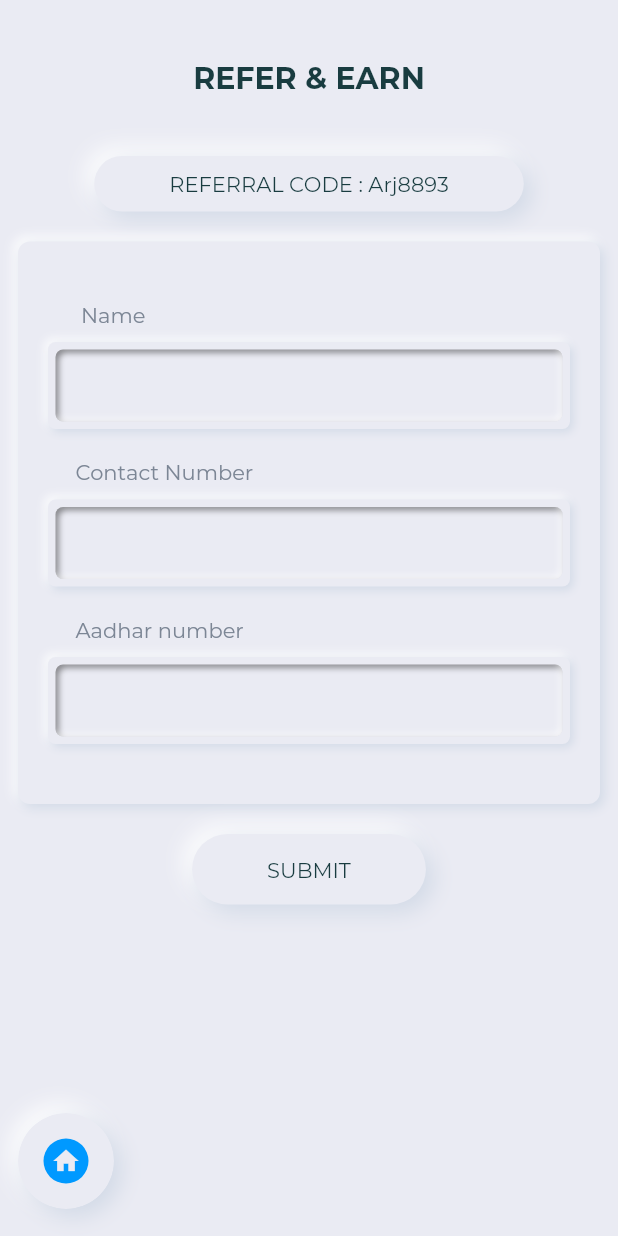
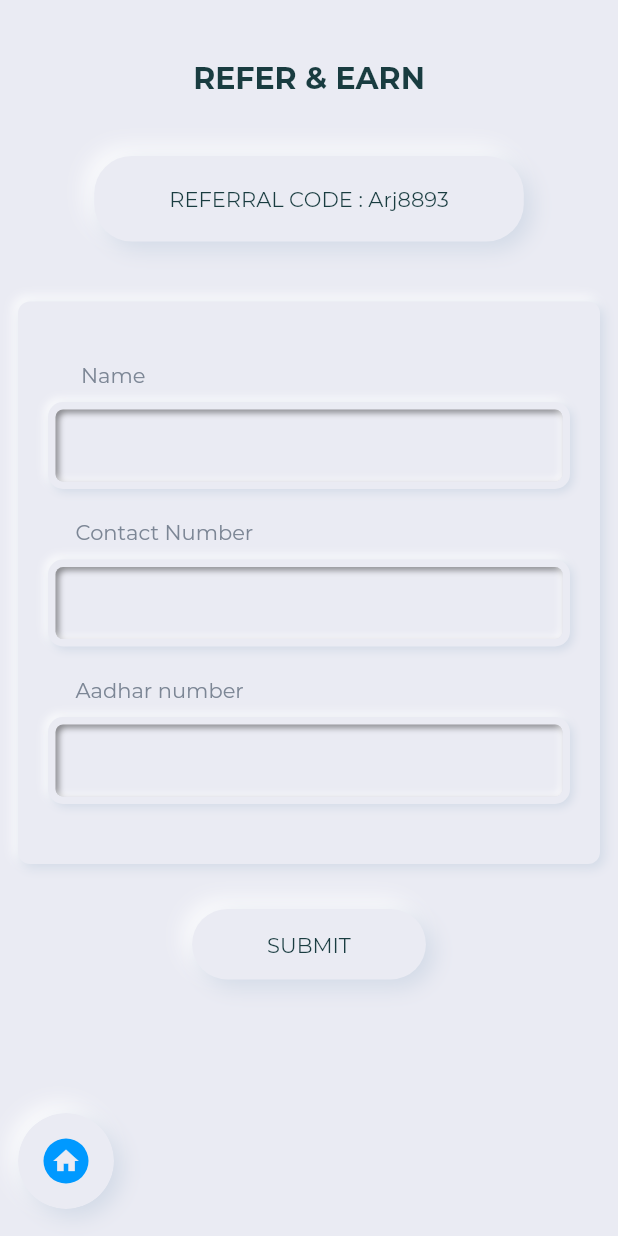
Before and after one commit to farookeei/Neumorphic-App-Design, a Flutter app: the ReferAndEarn screen opened by its route, on a phone screen of 412 x 824 dp. Run offline on Flutter 3.47's test engine with Material 2 defaults, Android fonts, the phone set to English and light mode, and no system bars; drawn by our look-alikes of flutter_neumorphic; our stand-ins replace dio, get_it, hive, pin_code_fields; accounts and stored records are empty; generated files the repository leaves out were written again; project files that could hold a hidden picture were left out.

Commit message:
14th page added

```diff
--- a/lib/main.dart
+++ b/lib/main.dart
@@ -8,6 +8,7 @@ import 'package:todo_employee/core/themes/themes.dart';
 import 'package:todo_employee/routes/routes.dart';
 import 'package:todo_employee/screens/accountOverview/accountOverview.dart';
 import 'package:todo_employee/screens/allscreen.dart';
+import 'package:todo_employee/screens/otherScreens/CancellingWidget.dart';
 import 'core/database/database_configs.dart';
 import 'core/services/dependecyInjection.dart';
 import 'env/env_configs.dart';
--- a/lib/screens/homepage/home_page.dart
+++ b/lib/screens/homepage/home_page.dart
@@ -3,6 +3,8 @@ import 'package:flutter_neumorphic/flutter_neumorphic.dart';
 import 'package:todo_employee/screens/homepage/widgets/top_container.dart';
 import 'package:todo_employee/screens/homepage/widgets/work_chart.dart';
 import 'package:todo_employee/widgets/cstm_divider.dart';
+import 'package:todo_employee/widgets/custom_btn.dart';
+import 'package:todo_employee/widgets/outer_style.dart';
 
 import 'widgets/last_container.dart';
 
--- a/lib/screens/homepage/widgets/top_container.dart
+++ b/lib/screens/homepage/widgets/top_container.dart
@@ -32,7 +32,7 @@ class TopContainer extends StatelessWidget {
                 children: [
                   const SizedBox(height: 30),
                   Text(
-                    'Good morning \n${_userData.firstName}',
+                    'Good morning \n{_userData.firstName}',
                     style: Theme.of(context).textTheme.headline5,
                   ),
                   const SizedBox(height: 10),
--- a/lib/screens/referEarn/referScreen.dart
+++ b/lib/screens/referEarn/referScreen.dart
@@ -1,5 +1,6 @@
 import 'package:flutter/material.dart';
 import 'package:flutter_neumorphic/flutter_neumorphic.dart';
+import 'package:todo_employee/screens/dashboard/dashboardScreen.dart';
 import 'package:todo_employee/widgets/customBottomNavbar.dart';
 import 'package:todo_employee/widgets/custom_btn.dart';
 import 'package:todo_employee/widgets/custom_round_btn.dart';
@@ -16,6 +17,10 @@ class ReferAndEarn extends StatelessWidget {
   Widget build(BuildContext context) {
     return Scaffold(
       bottomNavigationBar: CustomBottomNavbar(
+        onTap: () {
+          Navigator.pop(context);
+          Navigator.pushNamed(context, DashboardScreen.routeName);
+        },
         child: SizedBox(),
       ),
       body: SafeArea(
@@ -32,10 +37,11 @@ class ReferAndEarn extends StatelessWidget {
             ),
             const SizedBox(height: 40),
             CustomButton(
+              verticalPadding: 20,
               text: "REFERRAL CODE : Arj8893",
               onPressed: () {},
             ),
-            const SizedBox(height: 20),
+            const SizedBox(height: 40),
             Neumorphic(
               style: outerStyle(context),
               child: Container(
@@ -51,7 +57,7 @@ class ReferAndEarn extends StatelessWidget {
                     ),
                     const SizedBox(height: 10),
                     Neumorphic(
-                      style: outerContainerStyle(context, bouderRadius: 5),
+                      style: outerContainerStyle(context, bouderRadius: 10),
                       child: CustomTextFormFeild(
                         // validators: _validators.nameValidator,
                         textAlign: TextAlign.left,
@@ -68,7 +74,7 @@ class ReferAndEarn extends StatelessWidget {
                     ),
                     const SizedBox(height: 10),
                     Neumorphic(
-                      style: outerContainerStyle(context, bouderRadius: 5),
+                      style: outerContainerStyle(context, bouderRadius: 10),
                       child: CustomTextFormFeild(
                         // validators: _validators.nameValidator,
                         textAlign: TextAlign.left,
@@ -85,7 +91,7 @@ class ReferAndEarn extends StatelessWidget {
                     ),
                     const SizedBox(height: 10),
                     Neumorphic(
-                      style: outerContainerStyle(context, bouderRadius: 5),
+                      style: outerContainerStyle(context, bouderRadius: 10),
                       child: CustomTextFormFeild(
                         // validators: _validators.nameValidator,
                         textAlign: TextAlign.left,
@@ -99,7 +105,7 @@ class ReferAndEarn extends StatelessWidget {
                 )),
               ),
             ),
-            const SizedBox(height: 20),
+            const SizedBox(height: 30),
             CustomButton(
               verticalPadding: 15,
               text: "SUBMIT",
--- a/lib/screens/service_request/serviceRequestScreen.dart
+++ b/lib/screens/service_request/serviceRequestScreen.dart
@@ -13,6 +13,9 @@ class ServiceRequestScreen extends StatelessWidget {
   Widget build(BuildContext context) {
     return Scaffold(
       bottomNavigationBar: CustomBottomNavbar(
+        onTap: () {
+          Navigator.pop(context);
+        },
         child: CustomButton(
           verticalPadding: 15,
           text: "REQUEST",
--- a/lib/widgets/customBottomNavbar.dart
+++ b/lib/widgets/customBottomNavbar.dart
@@ -2,8 +2,10 @@ import 'package:flutter/material.dart';
 import 'package:todo_employee/screens/dashboard/widgets/add_btn.dart';
 
 class CustomBottomNavbar extends StatelessWidget {
+  final IconData icon;
+  final Function onTap;
   final Widget child;
-  CustomBottomNavbar({this.child});
+  CustomBottomNavbar({this.child, this.icon = Icons.home, this.onTap});
 
   @override
   Widget build(BuildContext context) {
@@ -12,12 +14,7 @@ class CustomBottomNavbar extends StatelessWidget {
         height: 100,
         child: Row(
           children: [
-            AddBtn(
-              icon: Icons.home,
-              onTap: () {
-                Navigator.pop(context);
-              },
-            ),
+            AddBtn(icon: icon, onTap: onTap),
             const SizedBox(
               width: 50,
             ),
```
Also changed, not shown: lib/screens/accountOverview/accountOverview.dart (+15 -5 lines), lib/screens/otherScreens/CancellingWidget.dart (added, +90 -0 lines), lib/screens/settings/settings.dart (+5 -2 lines).
